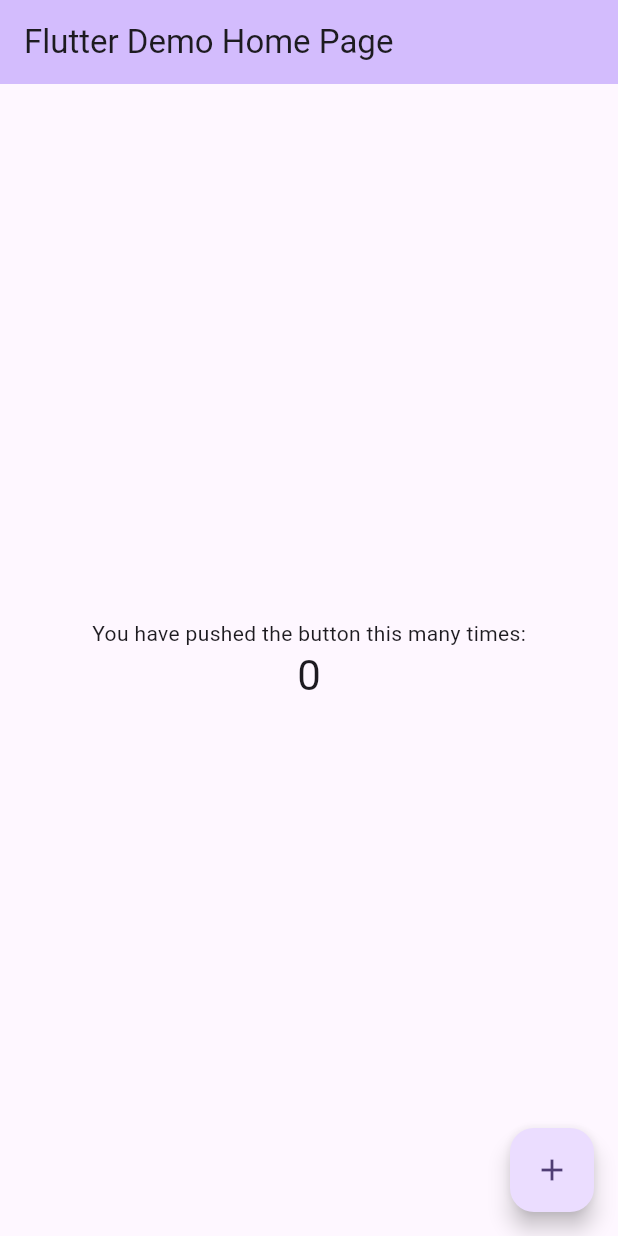
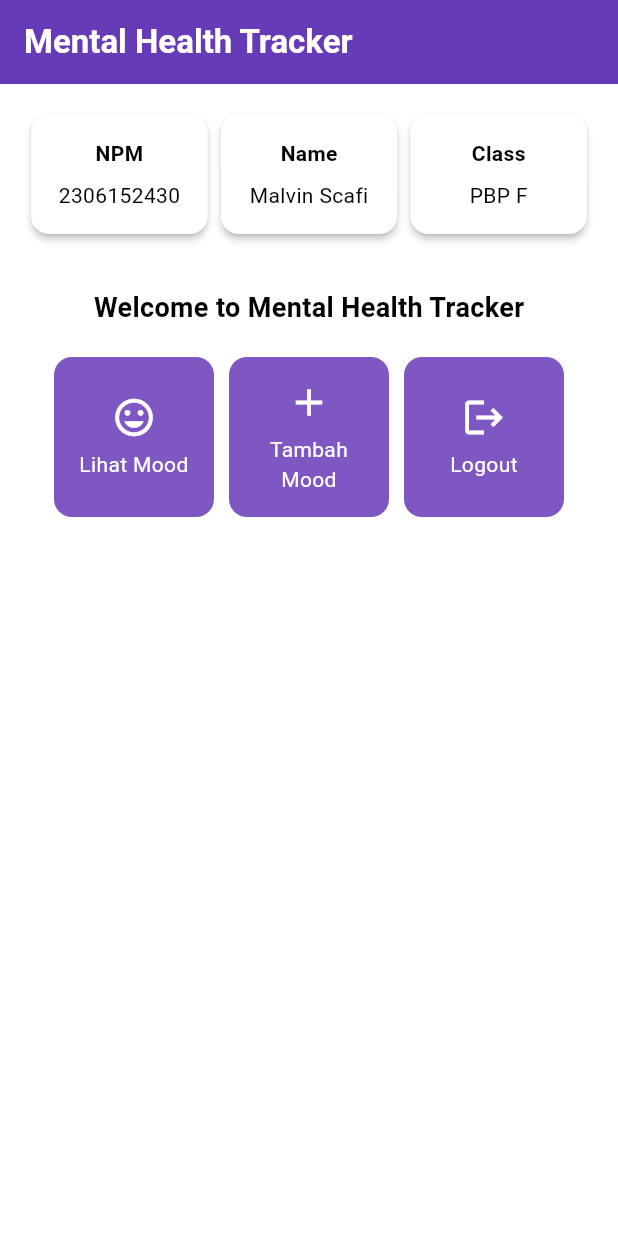
Before and after one commit to Cyades/mental-health-tracker-mobile, a Flutter app: the screen it shows after launch, on a phone screen of 412 x 824 dp. Run offline on Flutter 3.47's test engine with Material 3 defaults, Android fonts, the phone set to English and light mode, and no system bars.

Commit message:
[Tutorial 6 Finished]

```diff
--- a/lib/main.dart
+++ b/lib/main.dart
@@ -1,4 +1,5 @@
 import 'package:flutter/material.dart';
+import 'package:mental_health_tracker/menu.dart';
 
 void main() {
   runApp(const MyApp());
@@ -28,98 +29,12 @@ class MyApp extends StatelessWidget {
         //
         // This works for code too, not just values: Most code changes can be
         // tested with just a hot reload.
-        colorScheme: ColorScheme.fromSeed(seedColor: Colors.deepPurple),
+        colorScheme: ColorScheme.fromSwatch(
+              primarySwatch: Colors.deepPurple,
+        ).copyWith(secondary: Colors.deepPurple[400]),
         useMaterial3: true,
       ),
-      home: const MyHomePage(title: 'Flutter Demo Home Page'),
+      home: MyHomePage(),
     );
   }
 }
-
-class MyHomePage extends StatefulWidget {
-  const MyHomePage({super.key, required this.title});
-
-  // This widget is the home page of your application. It is stateful, meaning
-  // that it has a State object (defined below) that contains fields that affect
-  // how it looks.
-
-  // This class is the configuration for the state. It holds the values (in this
-  // case the title) provided by the parent (in this case the App widget) and
-  // used by the build method of the State. Fields in a Widget subclass are
-  // always marked "final".
-
-  final String title;
-
-  @override
-  State<MyHomePage> createState() => _MyHomePageState();
-}
-
-class _MyHomePageState extends State<MyHomePage> {
-  int _counter = 0;
-
-  void _incrementCounter() {
-    setState(() {
-      // This call to setState tells the Flutter framework that something has
-      // changed in this State, which causes it to rerun the build method below
-      // so that the display can reflect the updated values. If we changed
-      // _counter without calling setState(), then the build method would not be
-      // called again, and so nothing would appear to happen.
-      _counter++;
-    });
-  }
-
-  @override
-  Widget build(BuildContext context) {
-    // This method is rerun every time setState is called, for instance as done
-    // by the _incrementCounter method above.
-    //
-    // The Flutter framework has been optimized to make rerunning build methods
-    // fast, so that you can just rebuild anything that needs updating rather
-    // than having to individually change instances of widgets.
-    return Scaffold(
-      appBar: AppBar(
-        // TRY THIS: Try changing the color here to a specific color (to
-        // Colors.amber, perhaps?) and trigger a hot reload to see the AppBar
-        // change color while the other colors stay the same.
-        backgroundColor: Theme.of(context).colorScheme.inversePrimary,
-        // Here we take the value from the MyHomePage object that was created by
-        // the App.build method, and use it to set our appbar title.
-        title: Text(widget.title),
-      ),
-      body: Center(
-        // Center is a layout widget. It takes a single child and positions it
-        // in the middle of the parent.
-        child: Column(
-          // Column is also a layout widget. It takes a list of children and
-          // arranges them vertically. By default, it sizes itself to fit its
-          // children horizontally, and tries to be as tall as its parent.
-          //
-          // Column has various properties to control how it sizes itself and
-          // how it positions its children. Here we use mainAxisAlignment to
-          // center the children vertically; the main axis here is the vertical
-          // axis because Columns are vertical (the cross axis would be
-          // horizontal).
-          //
-          // TRY THIS: Invoke "debug painting" (choose the "Toggle Debug Paint"
-          // action in the IDE, or press "p" in the console), to see the
-          // wireframe for each widget.
-          mainAxisAlignment: MainAxisAlignment.center,
-          children: <Widget>[
-            const Text(
-              'You have pushed the button this many times:',
-            ),
-            Text(
-              '$_counter',
-              style: Theme.of(context).textTheme.headlineMedium,
-            ),
-          ],
-        ),
-      ),
-      floatingActionButton: FloatingActionButton(
-        onPressed: _incrementCounter,
-        tooltip: 'Increment',
-        child: const Icon(Icons.add),
-      ), // This trailing comma makes auto-formatting nicer for build methods.
-    );
-  }
-}
--- /dev/null
+++ b/lib/menu.dart
@@ -0,0 +1,190 @@
+import 'package:flutter/material.dart';
+class MyHomePage extends StatelessWidget {
+    final String npm = '2306152430'; // NPM
+    final String name = 'Malvin Scafi'; // Nama
+    final String className = 'PBP F'; // Kelas
+
+    final List<ItemHomepage> items = [
+      ItemHomepage("Lihat Mood", Icons.mood),
+      ItemHomepage("Tambah Mood", Icons.add),
+      ItemHomepage("Logout", Icons.logout),
+  ];
+
+    MyHomePage({super.key});
+
+  @override
+  Widget build(BuildContext context) {
+    // Scaffold menyediakan struktur dasar halaman dengan AppBar dan body.
+    return Scaffold(
+      // AppBar adalah bagian atas halaman yang menampilkan judul.
+      appBar: AppBar(
+        // Judul aplikasi "Mental Health Tracker" dengan teks putih dan tebal.
+        title: const Text(
+          'Mental Health Tracker',
+          style: TextStyle(
+            color: Colors.white,
+            fontWeight: FontWeight.bold,
+          ),
+        ),
+        // Warna latar belakang AppBar diambil dari skema warna tema aplikasi.
+        backgroundColor: Theme.of(context).colorScheme.primary,
+      ),
+      // Body halaman dengan padding di sekelilingnya.
+      body: Padding(
+        padding: const EdgeInsets.all(16.0),
+        // Menyusun widget secara vertikal dalam sebuah kolom.
+        child: Column(
+          crossAxisAlignment: CrossAxisAlignment.center,
+          children: [
+            // Row untuk menampilkan 3 InfoCard secara horizontal.
+            Row(
+              mainAxisAlignment: MainAxisAlignment.spaceEvenly,
+              children: [
+                InfoCard(title: 'NPM', content: npm),
+                InfoCard(title: 'Name', content: name),
+                InfoCard(title: 'Class', content: className),
+              ],
+            ),
+
+            // Memberikan jarak vertikal 16 unit.
+            const SizedBox(height: 16.0),
+
+            // Menempatkan widget berikutnya di tengah halaman.
+            Center(
+              child: Column(
+                // Menyusun teks dan grid item secara vertikal.
+
+                children: [
+                  // Menampilkan teks sambutan dengan gaya tebal dan ukuran 18.
+                  const Padding(
+                    padding: EdgeInsets.only(top: 16.0),
+                    child: Text(
+                      'Welcome to Mental Health Tracker',
+                      style: TextStyle(
+                        fontWeight: FontWeight.bold,
+                        fontSize: 18.0,
+                      ),
+                    ),
+                  ),
+
+                  // Grid untuk menampilkan ItemCard dalam bentuk grid 3 kolom.
+                  GridView.count(
+                    primary: true,
+                    padding: const EdgeInsets.all(20),
+                    crossAxisSpacing: 10,
+                    mainAxisSpacing: 10,
+                    crossAxisCount: 3,
+                    // Agar grid menyesuaikan tinggi kontennya.
+                    shrinkWrap: true,
+
+                    // Menampilkan ItemCard untuk setiap item dalam list items.
+                    children: items.map((ItemHomepage item) {
+                      return ItemCard(item);
+                    }).toList(),
+                  ),
+                ],
+              ),
+            ),
+          ],
+        ),
+      ),
+    );
+  }
+}
+
+
+class InfoCard extends StatelessWidget {
+  // Kartu informasi yang menampilkan title dan content.
+
+  final String title;  // Judul kartu.
+  final String content;  // Isi kartu.
+
+  const InfoCard({super.key, required this.title, required this.content});
+
+  @override
+  Widget build(BuildContext context) {
+    return Card(
+      // Membuat kotak kartu dengan bayangan dibawahnya.
+      elevation: 2.0,
+      child: Container(
+        // Mengatur ukuran dan jarak di dalam kartu.
+        width: MediaQuery.of(context).size.width / 3.5, // menyesuaikan dengan lebar device yang digunakan.
+        padding: const EdgeInsets.all(16.0),
+        // Menyusun title dan content secara vertikal.
+        child: Column(
+          children: [
+            Text(
+              title,
+              style: const TextStyle(fontWeight: FontWeight.bold),
+            ),
+            const SizedBox(height: 8.0),
+            Text(content),
+          ],
+        ),
+      ),
+    );
+  }
+}
+
+class ItemHomepage {
+    final String name;
+    final IconData icon;
+
+    ItemHomepage(this.name, this.icon);
+}
+
+
+
+class ItemCard extends StatelessWidget {
+  // Menampilkan kartu dengan ikon dan nama.
+
+  final ItemHomepage item;
+
+  const ItemCard(this.item, {super.key});
+
+  @override
+  Widget build(BuildContext context) {
+    return Material(
+      // Menentukan warna latar belakang dari tema aplikasi.
+      color: Theme.of(context).colorScheme.secondary,
+      // Membuat sudut kartu melengkung.
+      borderRadius: BorderRadius.circular(12),
+
+      child: InkWell(
+        // Aksi ketika kartu ditekan.
+        onTap: () {
+          // Menampilkan pesan SnackBar saat kartu ditekan.
+          ScaffoldMessenger.of(context)
+            ..hideCurrentSnackBar()
+            ..showSnackBar(
+              SnackBar(content: Text("Kamu telah menekan tombol ${item.name}!"))
+            );
+        },
+        // Container untuk menyimpan Icon dan Text
+        child: Container(
+          padding: const EdgeInsets.all(8),
+          child: Center(
+            child: Column(
+              // Menyusun ikon dan teks di tengah kartu.
+              mainAxisAlignment: MainAxisAlignment.center,
+              children: [
+                Icon(
+                  item.icon,
+                  color: Colors.white,
+                  size: 30.0,
+                ),
+                const Padding(padding: EdgeInsets.all(3)),
+                Text(
+                  item.name,
+                  textAlign: TextAlign.center,
+                  style: const TextStyle(color: Colors.white),
+                ),
+              ],
+            ),
+          ),
+        ),
+      ),
+    );
+  }
+
+}
```
